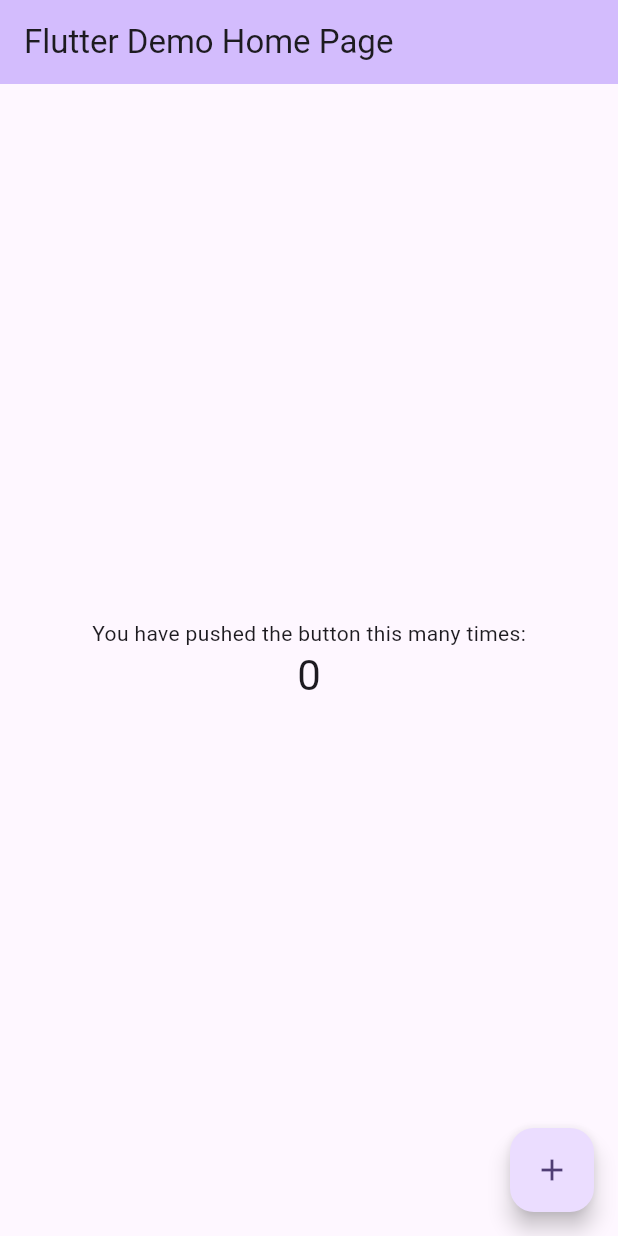
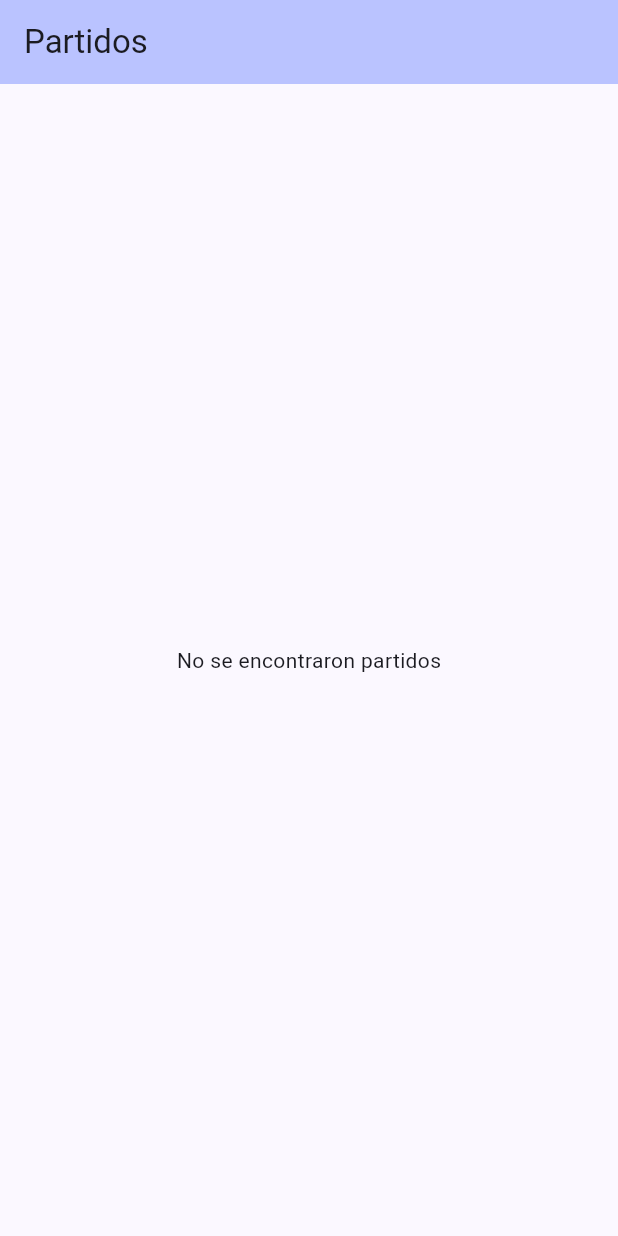
Before and after one commit to somoel/volley_scoreboard, a Flutter app: the screen it shows after launch, on a phone screen of 412 x 824 dp. Run offline on Flutter 3.47's test engine with Material 3 defaults, Android fonts, the phone set to English and light mode, and no system bars; our stand-ins replace flutter_dotenv, supabase_flutter; accounts and stored records are empty.

Commit message:
Pantalla de partidos

```diff
--- a/lib/features/matches/data/match_model.dart
+++ b/lib/features/matches/data/match_model.dart
@@ -0,0 +1,19 @@
+class MatchModel {
+  final String id;
+  final DateTime date;
+  final String? location;
+
+  MatchModel({
+    required this.id,
+    required this.date,
+    this.location,
+  });
+
+  factory MatchModel.fromMap(Map<String, dynamic> map) {
+    return MatchModel(
+      id: map['id'] as String,
+      date: DateTime.parse(map['date'] as String),
+      location: map['location'] as String?,
+    );
+  }
+}
--- /dev/null
+++ b/lib/features/matches/data/match_service.dart
@@ -0,0 +1,12 @@
+import 'package:volley_scoreboard/supabase_client.dart';
+import 'match_model.dart';
+
+class MatchService {
+  final _client = SupabaseConfig.client;
+
+  Future<List<MatchModel>> fetchMatches() async {
+    final response = await _client.from('matches').select().order('date');
+    final data = response as List<dynamic>;
+    return data.map((item) => MatchModel.fromMap(item as Map<String, dynamic>)).toList();
+  }
+}
--- /dev/null
+++ b/lib/features/matches/presentation/matches_screen.dart
@@ -0,0 +1,61 @@
+import 'package:flutter/material.dart';
+import '../data/match_model.dart';
+import '../data/match_service.dart';
+
+class MatchesScreen extends StatefulWidget {
+  const MatchesScreen({super.key});
+
+  @override
+  State<MatchesScreen> createState() => _MatchesScreenState();
+}
+
+class _MatchesScreenState extends State<MatchesScreen> {
+  final service = MatchService();
+  late Future<List<MatchModel>> matchesFuture;
+
+  @override
+  void initState() {
+    super.initState();
+    matchesFuture = service.fetchMatches();
+  }
+
+  @override
+  Widget build(BuildContext context) {
+    return Scaffold(
+      appBar: AppBar(
+        title: const Text("Partidos"),
+        backgroundColor: Theme.of(context).colorScheme.inversePrimary,
+      ),
+      body: FutureBuilder<List<MatchModel>>(
+        future: matchesFuture,
+        builder: (context, snapshot) {
+          if (snapshot.connectionState == ConnectionState.waiting) {
+            return const Center(child: CircularProgressIndicator());
+          }
+          if (snapshot.hasError) {
+            return Center(child: Text('Error ${snapshot.error}'));
+          }
+          final matches = snapshot.data ?? [];
+          if (matches.isEmpty) {
+            return const Center(child: Text('No se encontraron partidos'));
+          }
+          return ListView.builder(
+            itemCount: matches.length,
+            itemBuilder: (context, index) {
+              final match = matches[index];
+              return ListTile(
+                title: Text(
+                    'Partido el ${match.date
+                        .toLocal()
+                        .toString()
+                        .split(' ')[0]}'
+                ),
+                subtitle: Text(match.location ?? 'Ubicación desconocida'),
+              );
+            },
+          );
+        },
+      ),
+    );
+  }
+}
--- a/lib/main.dart
+++ b/lib/main.dart
@@ -1,5 +1,6 @@
 import 'package:flutter/material.dart';
 import 'package:flutter_dotenv/flutter_dotenv.dart';
+import 'package:volley_scoreboard/features/matches/presentation/matches_screen.dart';
 import 'package:volley_scoreboard/supabase_client.dart';
 
 void main() async {
@@ -16,112 +17,11 @@ class MyApp extends StatelessWidget {
   @override
   Widget build(BuildContext context) {
     return MaterialApp(
-      title: 'Flutter Demo',
+      title: 'Planilla de voleiból',
       theme: ThemeData(
-        // This is the theme of your application.
-        //
-        // TRY THIS: Try running your application with "flutter run". You'll see
-        // the application has a purple toolbar. Then, without quitting the app,
-        // try changing the seedColor in the colorScheme below to Colors.green
-        // and then invoke "hot reload" (save your changes or press the "hot
-        // reload" button in a Flutter-supported IDE, or press "r" if you used
-        // the command line to start the app).
-        //
-        // Notice that the counter didn't reset back to zero; the application
-        // state is not lost during the reload. To reset the state, use hot
-        // restart instead.
-        //
-        // This works for code too, not just values: Most code changes can be
-        // tested with just a hot reload.
-        colorScheme: ColorScheme.fromSeed(seedColor: Colors.deepPurple),
+        colorScheme: ColorScheme.fromSeed(seedColor: Colors.indigo),
       ),
-      home: const MyHomePage(title: 'Flutter Demo Home Page'),
+      home: const MatchesScreen(),
     );
   }
 }
-
-class MyHomePage extends StatefulWidget {
-  const MyHomePage({super.key, required this.title});
-
-  // This widget is the home page of your application. It is stateful, meaning
-  // that it has a State object (defined below) that contains fields that affect
-  // how it looks.
-
-  // This class is the configuration for the state. It holds the values (in this
-  // case the title) provided by the parent (in this case the App widget) and
-  // used by the build method of the State. Fields in a Widget subclass are
-  // always marked "final".
-
-  final String title;
-
-  @override
-  State<MyHomePage> createState() => _MyHomePageState();
-}
-
-class _MyHomePageState extends State<MyHomePage> {
-  int _counter = 0;
-
-  void _incrementCounter() {
-    setState(() {
-      // This call to setState tells the Flutter framework that something has
-      // changed in this State, which causes it to rerun the build method below
-      // so that the display can reflect the updated values. If we changed
-      // _counter without calling setState(), then the build method would not be
-      // called again, and so nothing would appear to happen.
-      _counter++;
-    });
-  }
-
-  @override
-  Widget build(BuildContext context) {
-    // This method is rerun every time setState is called, for instance as done
-    // by the _incrementCounter method above.
-    //
-    // The Flutter framework has been optimized to make rerunning build methods
-    // fast, so that you can just rebuild anything that needs updating rather
-    // than having to individually change instances of widgets.
-    return Scaffold(
-      appBar: AppBar(
-        // TRY THIS: Try changing the color here to a specific color (to
-        // Colors.amber, perhaps?) and trigger a hot reload to see the AppBar
-        // change color while the other colors stay the same.
-        backgroundColor: Theme.of(context).colorScheme.inversePrimary,
-        // Here we take the value from the MyHomePage object that was created by
-        // the App.build method, and use it to set our appbar title.
-        title: Text(widget.title),
-      ),
-      body: Center(
-        // Center is a layout widget. It takes a single child and positions it
-        // in the middle of the parent.
-        child: Column(
-          // Column is also a layout widget. It takes a list of children and
-          // arranges them vertically. By default, it sizes itself to fit its
-          // children horizontally, and tries to be as tall as its parent.
-          //
-          // Column has various properties to control how it sizes itself and
-          // how it positions its children. Here we use mainAxisAlignment to
-          // center the children vertically; the main axis here is the vertical
-          // axis because Columns are vertical (the cross axis would be
-          // horizontal).
-          //
-          // TRY THIS: Invoke "debug painting" (choose the "Toggle Debug Paint"
-          // action in the IDE, or press "p" in the console), to see the
-          // wireframe for each widget.
-          mainAxisAlignment: MainAxisAlignment.center,
-          children: <Widget>[
-            const Text('You have pushed the button this many times:'),
-            Text(
-              '$_counter',
-              style: Theme.of(context).textTheme.headlineMedium,
-            ),
-          ],
-        ),
-      ),
-      floatingActionButton: FloatingActionButton(
-        onPressed: _incrementCounter,
-        tooltip: 'Increment',
-        child: const Icon(Icons.add),
-      ), // This trailing comma makes auto-formatting nicer for build methods.
-    );
-  }
-}
```
